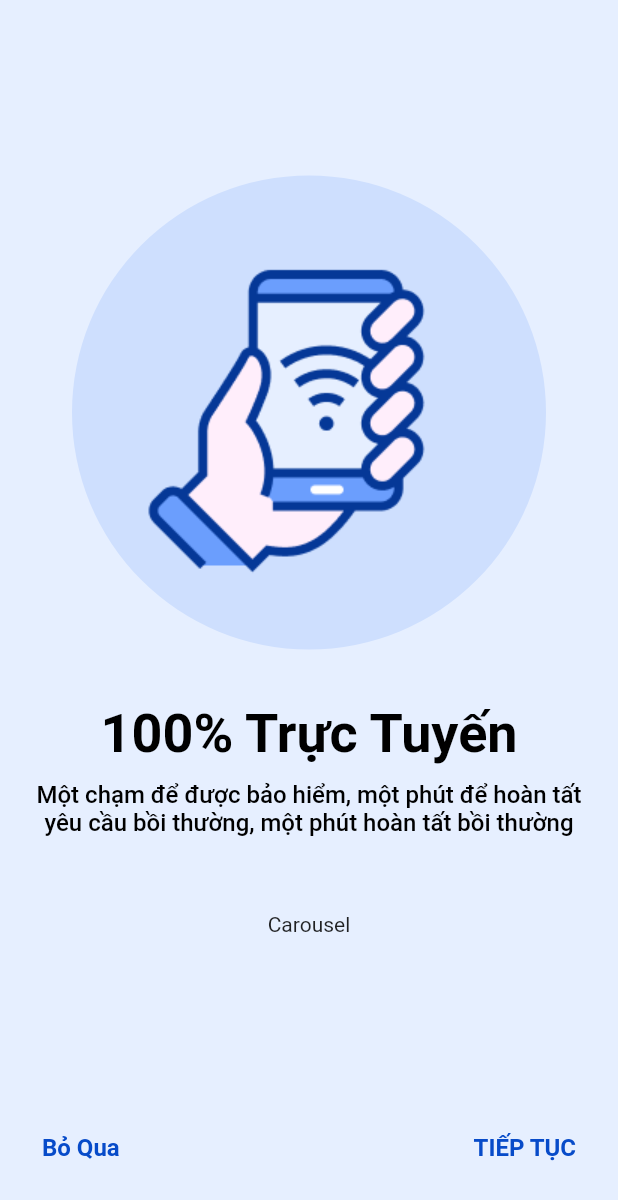
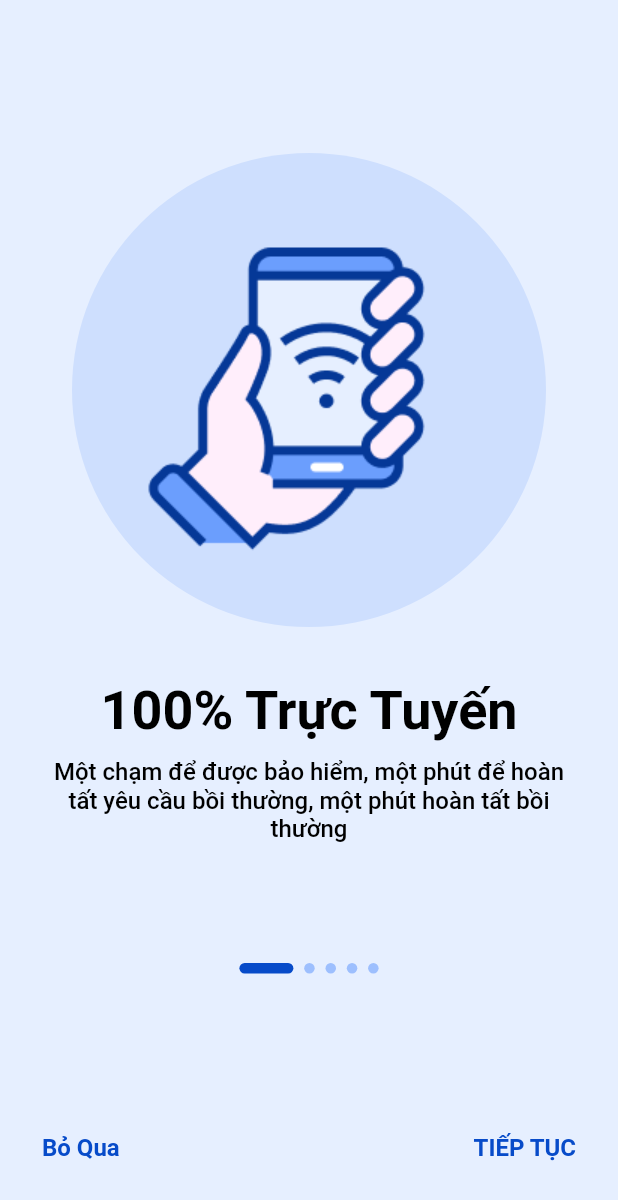
Before and after one commit to tankhang1/Flutter_App_User, a Flutter app: the OnBoardScreen screen opened by its route, on a phone screen of 412 x 824 dp. Shown: the top 1200 px of the screen. Run offline on Flutter 3.47's test engine with Material 2 defaults, Android fonts, the phone set to English and light mode, and no system bars; our stand-ins replace go_router; missing offline and left inert: dart:ffi; network calls fail.

Commit message:
Carousel

```diff
--- a/lib/widgets/OnBoardScreen.dart
+++ b/lib/widgets/OnBoardScreen.dart
@@ -4,12 +4,20 @@ import 'package:flutter_app_user/util/globalStyle.dart';
 
 final listOnBoarding = [
   OnBoardingModal('assets/images/Online.png', '100% Trực Tuyến',
-      'Một chạm để được bảo hiểm, một phút để hoàn tất yêu cầu bồi thường, một phút hoàn tất bồi thường')
+      'Một chạm để được bảo hiểm, một phút để hoàn tất yêu cầu bồi thường, một phút hoàn tất bồi thường'),
+  OnBoardingModal('assets/images/Process.png', 'Quy trình đơn giản',
+      'Không cần khai báo tình trạng bệnh lý để tham gia bảo hiểm'),
+  OnBoardingModal('assets/images/Child.png', 'Tham gia độc lập',
+      'Trẻ em từ 30 ngày tuổi được tham gia độc lập mà không cần bố mẹ tham gia cùng'),
+  OnBoardingModal('assets/images/Partner.png', 'Cam kết đồng hành',
+      'Luôn bên cạnh bạn và cam kết tái tục bảo hiểm trong những năm tiếp theo'),
+  OnBoardingModal('assets/images/Account.png', 'Đăng nhập ngay',
+      'Để không bỏ lỡ những dịch vụ và ưu đãi hấp dẫn dành riêng cho bạn'),
 ];
 
 class FooterOnBoarding extends StatelessWidget {
-  const FooterOnBoarding({super.key});
-
+  const FooterOnBoarding({super.key, required this.nextCarousel});
+  final void Function(int?) nextCarousel;
   @override
   Widget build(BuildContext context) {
     return Row(
@@ -23,7 +31,7 @@ class FooterOnBoarding extends StatelessWidget {
                     fontWeight: FontWeight.w600))),
         const Spacer(),
         TextButton(
-            onPressed: () {},
+            onPressed: () => nextCarousel(null),
             child: const Text('TIẾP TỤC',
                 style: TextStyle(
                     color: Color.fromRGBO(7, 75, 201, 1),
@@ -34,8 +42,131 @@ class FooterOnBoarding extends StatelessWidget {
   }
 }
 
-class OnBoardScreen extends StatelessWidget {
+class CarouselSlider extends StatefulWidget {
+  const CarouselSlider(
+      {super.key, required this.nextCarousel, required this.currentPage});
+  final void Function(int) nextCarousel;
+  final int currentPage;
+  @override
+  State<CarouselSlider> createState() => _CarouselSliderState();
+}
+
+class _CarouselSliderState extends State<CarouselSlider> {
+  late PageController pageController;
+
+  @override
+  void initState() {
+    super.initState();
+    pageController = PageController(initialPage: widget.currentPage);
+  }
+
+  @override
+  void dispose() {
+    // TODO: implement dispose
+    super.dispose();
+    pageController.dispose();
+  }
+
+  Widget carouselIndicator(int index) {
+    return AnimatedContainer(
+        duration: const Duration(milliseconds: 500),
+        width: widget.currentPage == index ? 36 : 7,
+        child: Container(
+          height: 7,
+          decoration: BoxDecoration(
+              borderRadius: BorderRadius.circular(10),
+              color: widget.currentPage == index
+                  ? const Color.fromRGBO(7, 75, 201, 1)
+                  : const Color.fromRGBO(157, 191, 254, 1)),
+        ));
+  }
+
+  Widget carouselCard(OnBoardingModal onBoardingModal) {
+    return Padding(
+      padding: const EdgeInsets.all(10.0),
+      child: Column(
+        mainAxisSize: MainAxisSize.min,
+        children: [
+          Container(
+            width: 316,
+            height: 316,
+            decoration: BoxDecoration(
+                color: const Color.fromRGBO(206, 223, 254, 1),
+                borderRadius: BorderRadius.circular(200)),
+            alignment: Alignment.center,
+            child: Image(image: AssetImage(onBoardingModal.image)),
+          ),
+          const SizedBox(
+            height: 35,
+          ),
+          Text(
+            onBoardingModal.title,
+            style: const TextStyle(
+                fontSize: 36, color: Colors.black, fontWeight: FontWeight.w700),
+          ),
+          const SizedBox(
+            height: 10,
+          ),
+          Text(
+            onBoardingModal.subTitle,
+            textAlign: TextAlign.center,
+            style: const TextStyle(
+                fontSize: 16,
+                color: Color.fromRGBO(0, 0, 0, 1),
+                fontWeight: FontWeight.w500),
+          ),
+        ],
+      ),
+    );
+  }
+
+  @override
+  Widget build(BuildContext context) {
+    return Column(
+      mainAxisSize: MainAxisSize.min,
+      children: [
+        SizedBox(
+            height: 500,
+            child: PageView.builder(
+              onPageChanged: (value) => widget.nextCarousel(value),
+              controller: pageController,
+              itemCount: listOnBoarding.length,
+              itemBuilder: (context, index) {
+                return carouselCard(listOnBoarding[index]);
+              },
+            )),
+        const SizedBox(
+          height: 50,
+        ),
+        SizedBox(
+          width: 100,
+          child: Row(
+            mainAxisAlignment: MainAxisAlignment.spaceAround,
+            children: [
+              for (int i = 0; i < listOnBoarding.length; i++)
+                carouselIndicator(i)
+            ],
+          ),
+        )
+      ],
+    );
+  }
+}
+
+class OnBoardScreen extends StatefulWidget {
   const OnBoardScreen({super.key});
+
+  @override
+  State<OnBoardScreen> createState() => _OnBoardScreenState();
+}
+
+class _OnBoardScreenState extends State<OnBoardScreen> {
+  int currentPage = 0;
+  void nextCarousel(int? index) {
+    setState(() {
+      currentPage = index ?? currentPage + 1;
+    });
+  }
 
   @override
   Widget build(BuildContext context) {
@@ -47,43 +178,14 @@ class OnBoardScreen extends StatelessWidget {
           child: Column(
             children: [
               const Spacer(),
-              Container(
-                width: 316,
-                height: 316,
-                decoration: BoxDecoration(
-                    color: const Color.fromRGBO(206, 223, 254, 1),
-                    borderRadius: BorderRadius.circular(200)),
-                alignment: Alignment.center,
-                child:
-                    const Image(image: AssetImage('assets/images/Online.png')),
+              CarouselSlider(
+                nextCarousel: nextCarousel,
+                currentPage: currentPage,
               ),
-              const SizedBox(
-                height: 35,
+              const Spacer(),
+              FooterOnBoarding(
+                nextCarousel: nextCarousel,
               ),
-              const Text(
-                '100% Trực Tuyến',
-                style: TextStyle(
-                    fontSize: 36,
-                    color: Colors.black,
-                    fontWeight: FontWeight.w700),
-              ),
-              const SizedBox(
-                height: 10,
-              ),
-              const Text(
-                'Một chạm để được bảo hiểm, một phút để hoàn tất yêu cầu bồi thường, một phút hoàn tất bồi thường',
-                textAlign: TextAlign.center,
-                style: TextStyle(
-                    fontSize: 16,
-                    color: Color.fromRGBO(0, 0, 0, 1),
-                    fontWeight: FontWeight.w500),
-              ),
-              const SizedBox(
-                height: 50,
-              ),
-              const Text('Carousel'),
-              const Spacer(),
-              const FooterOnBoarding(),
               const SizedBox(
                 height: 35,
               ),
--- a/pubspec.yaml
+++ b/pubspec.yaml
@@ -21,3 +21,7 @@ flutter:
   assets:
     - assets/images/Icon.png
     - assets/images/Online.png
+    - assets/images/Child.png
+    - assets/images/Partner.png
+    - assets/images/Process.png
+    - assets/images/Account.png
```
Also changed, not shown: assets/images/Account.png (added), assets/images/Child.png (added), assets/images/Partner.png (added), assets/images/Process.png (added).
